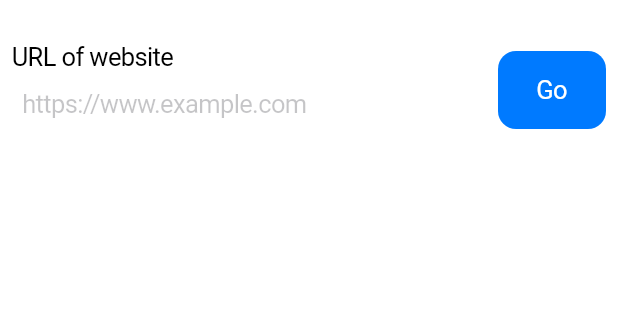
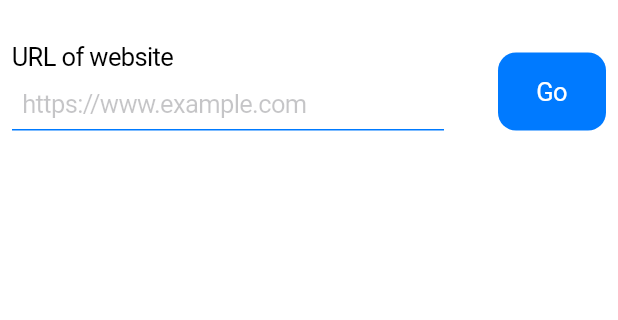
Before and after one commit to rk0cc/oghref, a Flutter app: the screen it shows after launch, on a phone screen of 412 x 824 dp, the part 48-368 px from its top. Run offline on Flutter 3.47's test engine with Material 3 defaults, Android fonts, the phone set to English and light mode, and no system bars; our stand-ins replace fluentui_system_icons; missing offline and left inert: dart:html, fluent_ui, media_kit, media_kit_video, mime_dart.

Commit message:
Add placeholder icon

```diff
--- a/widgets/cupertino/example/lib/app.dart
+++ b/widgets/cupertino/example/lib/app.dart
@@ -82,6 +82,31 @@ final class _OgHrefCupertinoExampleHomeState
     return allowOpen ?? false;
   }
 
+  Widget _buildTextFieldWithLabel(BuildContext context) {
+    return Column(
+        mainAxisAlignment: MainAxisAlignment.start,
+        crossAxisAlignment: CrossAxisAlignment.start,
+        mainAxisSize: MainAxisSize.min,
+        children: [
+          const Padding(
+              padding: EdgeInsets.symmetric(vertical: 4),
+              child: Text("URL of website")),
+          CupertinoTextField(
+              controller: controller,
+              textInputAction: TextInputAction.go,
+              onSubmitted: (_) {
+                _applyChanges();
+              },
+              placeholder: "https://www.example.com",
+              decoration: BoxDecoration(
+                  border: Border(
+                      bottom: BorderSide(
+                          color: invalid
+                              ? CupertinoColors.destructiveRed
+                              : CupertinoColors.activeBlue))))
+        ]);
+  }
+
   @override
   Widget build(BuildContext context) {
     final pref = Provider.of<ThemePreference>(context);
@@ -123,30 +148,7 @@ final class _OgHrefCupertinoExampleHomeState
                   mainAxisAlignment: MainAxisAlignment.spaceEvenly,
                   crossAxisAlignment: CrossAxisAlignment.end,
                   children: [
-                    Expanded(
-                        flex: 8,
-                        child: Column(
-                            mainAxisAlignment: MainAxisAlignment.start,
-                            crossAxisAlignment: CrossAxisAlignment.start,
-                            mainAxisSize: MainAxisSize.min,
-                            children: [
-                              const Padding(
-                                  padding: EdgeInsets.symmetric(vertical: 4),
-                                  child: Text("URL of website")),
-                              CupertinoTextField(
-                                  controller: controller,
-                                  textInputAction: TextInputAction.go,
-                                  onSubmitted: (_) {
-                                    _applyChanges();
-                                  },
-                                  placeholder: "https://www.example.com",
-                                  decoration: BoxDecoration(
-                                      border: invalid
-                                          ? Border.all(
-                                              color: CupertinoColors
-                                                  .destructiveRed)
-                                          : null))
-                            ])),
+                    Expanded(flex: 8, child: _buildTextFieldWithLabel(context)),
                     const Spacer(),
                     Expanded(
                         flex: 2,
--- a/widgets/cupertino/lib/src/widgets/card.dart
+++ b/widgets/cupertino/lib/src/widgets/card.dart
@@ -88,6 +88,7 @@ base class OgHrefCupertinoCard extends StatelessWidget
   @override
   final String launchFailedMessage;
 
+  /// A [String] display `OK` when launch URL failed.
   @override
   final String okText;
 
--- a/widgets/cupertino/lib/src/widgets/tile.dart
+++ b/widgets/cupertino/lib/src/widgets/tile.dart
@@ -1,6 +1,11 @@
 import 'package:flutter/cupertino.dart';
 import 'package:oghref_builder/oghref_builder.dart'
-    show OgHrefBuilder, MetaFetch, MultiMetaInfoHandler, MetaInfo, WidthSizeMeasurement;
+    show
+        OgHrefBuilder,
+        MetaFetch,
+        MultiMetaInfoHandler,
+        MetaInfo,
+        WidthSizeMeasurement;
 import 'package:oghref_builder/oghref_builder.dart' as oghref show ImageInfo;
 
 import '../components/img_builders.dart';
@@ -53,6 +58,7 @@ base class OgHrefCupertinoTile extends StatelessWidget
   @override
   final String launchFailedMessage;
 
+  /// A [String] display `OK` when launch URL failed.
   @override
   final String okText;
 
@@ -153,6 +159,7 @@ base class OgHrefCupertinoTile extends StatelessWidget
         onFetchFailed: (context, exception, openLink) => MouseRegion(
             cursor: SystemMouseCursors.click,
             child: CupertinoListTile(
+                leading: const Icon(CupertinoIcons.globe),
                 title: Text("$url",
                     style: tileTitleTextStyle, overflow: TextOverflow.ellipsis),
                 onTap: () => _openLinkConfirm(context, openLink))),
```
